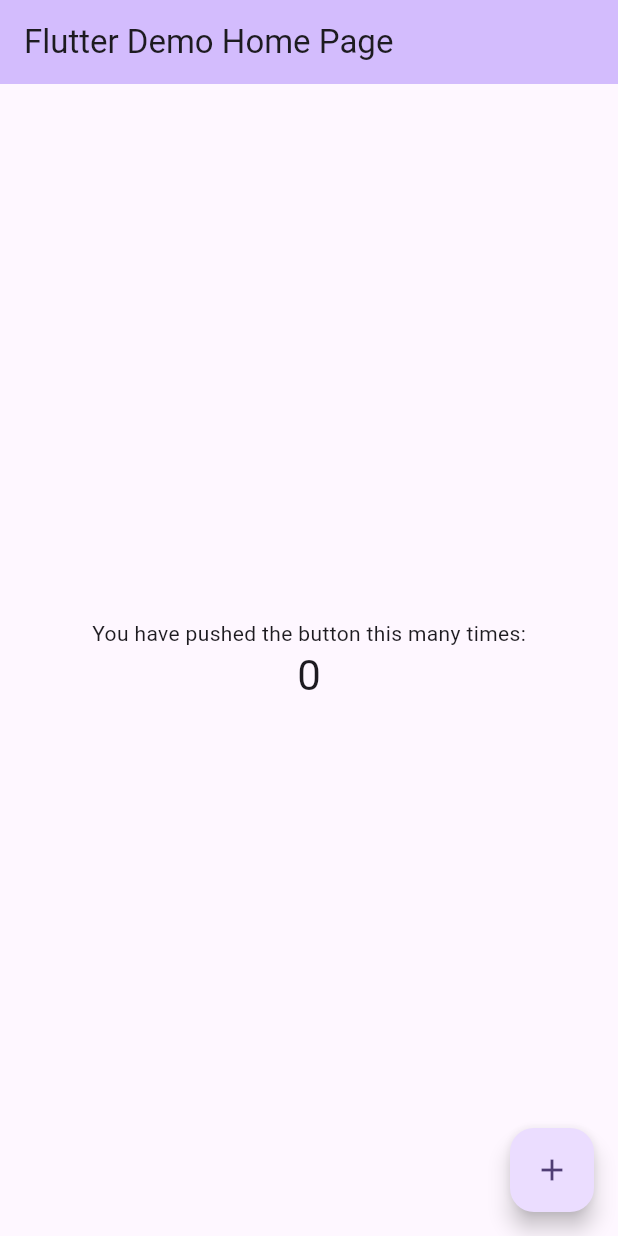
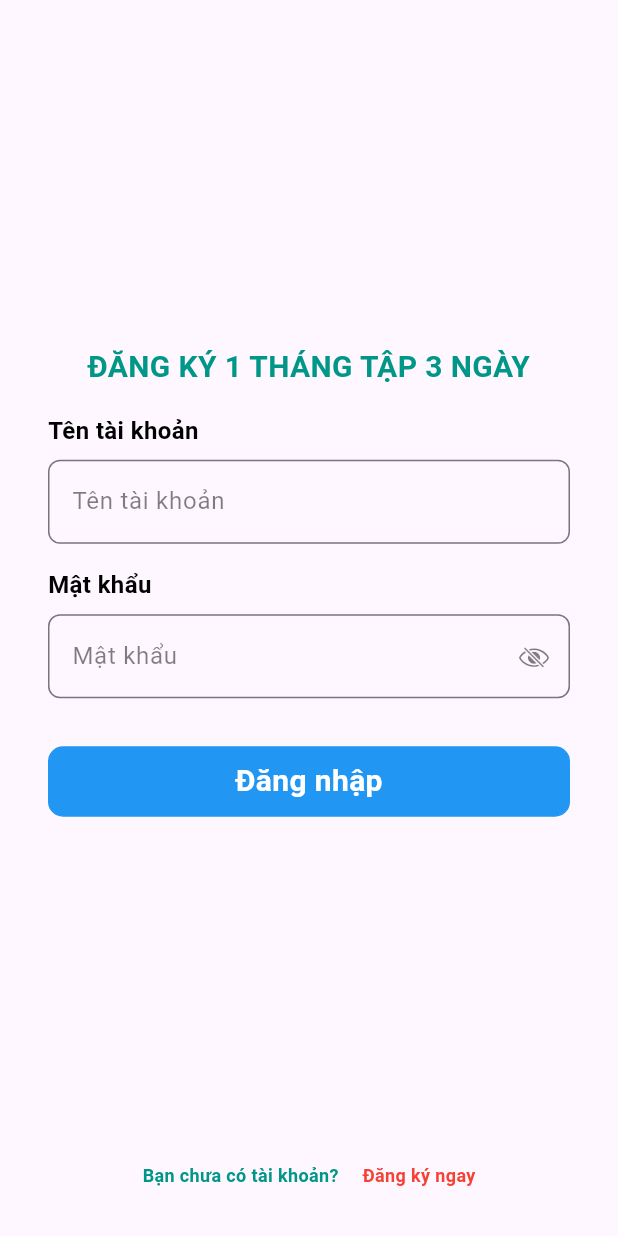
Before and after one commit to minhhieuks1801/gym_app, a Flutter app: the screen it shows after launch, on a phone screen of 412 x 824 dp. Run offline on Flutter 3.47's test engine with Material 3 defaults, Android fonts, the phone set to English and light mode, and no system bars.

Commit message:
Login-Register

```diff
--- /dev/null
+++ b/lib/common/ultils/regex.dart
@@ -0,0 +1,4 @@
+class RegexInput{
+  static RegExp regex = RegExp(r'^(?=.*?[A-Z])(?=.*?[a-z])(?=.*?[0-9])(?=.*?[!@#\$&*~]).{8,}$');
+
+}
--- a/lib/main.dart
+++ b/lib/main.dart
@@ -1,125 +1,23 @@
 import 'package:flutter/material.dart';
+import 'package:gym_app/pages/login_page.dart';
 
 void main() {
   runApp(const MyApp());
 }
 
-class MyApp extends StatelessWidget {
+class MyApp extends StatefulWidget {
   const MyApp({super.key});
 
-  // This widget is the root of your application.
+  @override
+  State<MyApp> createState() => _MyAppState();
+}
+
+class _MyAppState extends State<MyApp> {
   @override
   Widget build(BuildContext context) {
-    return MaterialApp(
-      title: 'Flutter Demo',
-      theme: ThemeData(
-        // This is the theme of your application.
-        //
-        // TRY THIS: Try running your application with "flutter run". You'll see
-        // the application has a purple toolbar. Then, without quitting the app,
-        // try changing the seedColor in the colorScheme below to Colors.green
-        // and then invoke "hot reload" (save your changes or press the "hot
-        // reload" button in a Flutter-supported IDE, or press "r" if you used
-        // the command line to start the app).
-        //
-        // Notice that the counter didn't reset back to zero; the application
-        // state is not lost during the reload. To reset the state, use hot
-        // restart instead.
-        //
-        // This works for code too, not just values: Most code changes can be
-        // tested with just a hot reload.
-        colorScheme: ColorScheme.fromSeed(seedColor: Colors.deepPurple),
-        useMaterial3: true,
-      ),
-      home: const MyHomePage(title: 'Flutter Demo Home Page'),
+    return const MaterialApp(
+      title: 'GYM APP',
+      home: LoginPage()
     );
   }
 }
-
-class MyHomePage extends StatefulWidget {
-  const MyHomePage({super.key, required this.title});
-
-  // This widget is the home page of your application. It is stateful, meaning
-  // that it has a State object (defined below) that contains fields that affect
-  // how it looks.
-
-  // This class is the configuration for the state. It holds the values (in this
-  // case the title) provided by the parent (in this case the App widget) and
-  // used by the build method of the State. Fields in a Widget subclass are
-  // always marked "final".
-
-  final String title;
-
-  @override
-  State<MyHomePage> createState() => _MyHomePageState();
-}
-
-class _MyHomePageState extends State<MyHomePage> {
-  int _counter = 0;
-
-  void _incrementCounter() {
-    setState(() {
-      // This call to setState tells the Flutter framework that something has
-      // changed in this State, which causes it to rerun the build method below
-      // so that the display can reflect the updated values. If we changed
-      // _counter without calling setState(), then the build method would not be
-      // called again, and so nothing would appear to happen.
-      _counter++;
-    });
-  }
-
-  @override
-  Widget build(BuildContext context) {
-    // This method is rerun every time setState is called, for instance as done
-    // by the _incrementCounter method above.
-    //
-    // The Flutter framework has been optimized to make rerunning build methods
-    // fast, so that you can just rebuild anything that needs updating rather
-    // than having to individually change instances of widgets.
-    return Scaffold(
-      appBar: AppBar(
-        // TRY THIS: Try changing the color here to a specific color (to
-        // Colors.amber, perhaps?) and trigger a hot reload to see the AppBar
-        // change color while the other colors stay the same.
-        backgroundColor: Theme.of(context).colorScheme.inversePrimary,
-        // Here we take the value from the MyHomePage object that was created by
-        // the App.build method, and use it to set our appbar title.
-        title: Text(widget.title),
-      ),
-      body: Center(
-        // Center is a layout widget. It takes a single child and positions it
-        // in the middle of the parent.
-        child: Column(
-          // Column is also a layout widget. It takes a list of children and
-          // arranges them vertically. By default, it sizes itself to fit its
-          // children horizontally, and tries to be as tall as its parent.
-          //
-          // Column has various properties to control how it sizes itself and
-          // how it positions its children. Here we use mainAxisAlignment to
-          // center the children vertically; the main axis here is the vertical
-          // axis because Columns are vertical (the cross axis would be
-          // horizontal).
-          //
-          // TRY THIS: Invoke "debug painting" (choose the "Toggle Debug Paint"
-          // action in the IDE, or press "p" in the console), to see the
-          // wireframe for each widget.
-          mainAxisAlignment: MainAxisAlignment.center,
-          children: <Widget>[
-            const Text(
-              'You have pushed the button this many times:',
-            ),
-            Text(
-              '$_counter',
-              style: Theme.of(context).textTheme.headlineMedium,
-            ),
-          ],
-        ),
-      ),
-      floatingActionButton: FloatingActionButton(
-        onPressed: _incrementCounter,
-        tooltip: 'Increment',
-        child: const Icon(Icons.add),
-      ), // This trailing comma makes auto-formatting nicer for build methods.
-    );
-  }
-}
--- /dev/null
+++ b/lib/pages/login_page.dart
@@ -0,0 +1,128 @@
+import 'package:flutter/material.dart';
+import 'package:gym_app/common/ultils/regex.dart';
+import 'package:gym_app/pages/register_page.dart';
+import 'package:gym_app/widget/button_app.dart';
+import 'package:gym_app/widget/footer_login.dart';
+import 'package:gym_app/widget/input_password.dart';
+import 'package:gym_app/widget/input_app.dart';
+
+class LoginPage extends StatefulWidget {
+  const LoginPage({super.key});
+
+  @override
+  State<LoginPage> createState() => _LoginPageState();
+}
+
+class _LoginPageState extends State<LoginPage> {
+  TextEditingController usernameController = TextEditingController(),
+      passwordController = TextEditingController();
+  String username = '', password = '';
+  String? errorUsername, errorPassword;
+  bool isShowPassword = false;
+
+  @override
+  Widget build(BuildContext context) {
+    return Scaffold(
+      resizeToAvoidBottomInset: false,
+      body: Padding(
+        padding: const EdgeInsets.symmetric(horizontal: 32),
+        child: Column(
+          mainAxisAlignment: MainAxisAlignment.center,
+          children: [
+            const Expanded(child: SizedBox()),
+            const Text(
+              'ĐĂNG KÝ 1 THÁNG TẬP 3 NGÀY',
+              textAlign: TextAlign.center,
+              maxLines: 2,
+              style: TextStyle(
+                color: Colors.teal,
+                fontSize: 20,
+                fontWeight: FontWeight.w600,
+              ),
+            ),
+            const SizedBox(
+              height: 16,
+            ),
+            InputAppWidget(
+              hintText: 'Tên tài khoản',
+              controller: usernameController,
+              onChange: (value) => _setUsername(
+                value: value,
+              ),
+              error: errorUsername,
+              title: 'Tên tài khoản',
+            ),
+            const SizedBox(
+              height: 16,
+            ),
+            InputPasswordWidget(
+              hintText: 'Mật khẩu',
+              title: 'Mật khẩu',
+              controller: passwordController,
+              onChange: (value) => _setPassword(
+                value: value,
+              ),
+              isShowPassword: isShowPassword,
+              showPassword: () => _isShowPassword(),
+              error: errorPassword,
+            ),
+            const SizedBox(
+              height: 32,
+            ),
+            ButtonApp(
+              title: 'Đăng nhập',
+              callback: () => _submitLogin(),
+            ),
+            const Expanded(child: SizedBox()),
+            FooterLoginWidget(
+              callback: () => _nextRegisterScreen(context: context),
+            ),
+            const SizedBox(
+              height: 32,
+            ),
+          ],
+        ),
+      ),
+    );
+  }
+
+  _setUsername({required String value}) {
+    setState(() {
+      if (value.isEmpty) {
+        errorUsername = 'Tên tài khoản không được để trống';
+      } else {
+        errorUsername = null;
+      }
+      username = value;
+    });
+  }
+
+  _setPassword({required String value}) {
+    setState(() {
+      if (value.isEmpty) {
+        errorPassword = 'Mật khẩu không được để trống';
+      } else if (!RegexInput.regex.hasMatch(value)) {
+        errorPassword = 'Sai định dạng mật khẩu';
+      } else {
+        errorPassword = null;
+      }
+      password = value;
+    });
+  }
+
+  _isShowPassword() {
+    setState(() {
+      isShowPassword = !isShowPassword;
+    });
+  }
+
+  _submitLogin() {}
+
+  _nextRegisterScreen({required BuildContext context}) {
+    Navigator.of(context).push(
+      MaterialPageRoute(
+        builder: (_) => const RegisterPage(),
+      ),
+    );
+  }
+}
--- /dev/null
+++ b/lib/widget/button_app.dart
@@ -0,0 +1,43 @@
+import 'package:flutter/material.dart';
+
+class ButtonApp extends StatelessWidget {
+  final Color colorBorder;
+  final Color background;
+  final Color colorText;
+  final String title;
+  final VoidCallback callback;
+
+  const ButtonApp({
+    super.key,
+    this.colorBorder = Colors.blue,
+    this.background = Colors.blue,
+    this.colorText = Colors.white,
+    required this.title,
+    required this.callback,
+  });
+
+  @override
+  Widget build(BuildContext context) {
+    final width = MediaQuery.sizeOf(context).width;
+    return Container(
+      width: width,
+      decoration: BoxDecoration(
+        color: background,
+        border: Border.all(color: colorBorder, width: 1),
+        borderRadius: const BorderRadius.all(
+          Radius.circular(10),
+        ),
+      ),
+      padding: const EdgeInsets.symmetric(vertical: 8),
+      alignment: Alignment.center,
+      child: Text(
+        title,
+        style: TextStyle(
+          color: colorText,
+          fontSize: 20,
+          fontWeight: FontWeight.w600,
+        ),
+      ),
+    );
+  }
+}
--- /dev/null
+++ b/lib/widget/footer_login.dart
@@ -0,0 +1,43 @@
+import 'package:flutter/material.dart';
+
+class FooterLoginWidget extends StatelessWidget {
+  final VoidCallback callback;
+  final bool isLogin;
+
+  const FooterLoginWidget({super.key, required this.callback, this.isLogin = true});
+
+  @override
+  Widget build(BuildContext context) {
+    return Row(
+      mainAxisAlignment: MainAxisAlignment.center,
+      children: [
+        Text(
+          isLogin ? 'Bạn chưa có tài khoản?' : 'Đã có tài khoản?',
+          textAlign: TextAlign.center,
+          maxLines: 2,
+          style: const TextStyle(
+            color: Colors.teal,
+            fontSize: 12,
+            fontWeight: FontWeight.w600,
+          ),
+        ),
+        const SizedBox(
+          width: 16,
+        ),
+        InkWell(
+          onTap: () => callback.call(),
+          child: Text(
+            isLogin ? 'Đăng ký ngay' : 'Đăng nhập ngay',
+            textAlign: TextAlign.center,
+            maxLines: 2,
+            style: const TextStyle(
+              color: Colors.red,
+              fontSize: 12,
+              fontWeight: FontWeight.w600,
+            ),
+          ),
+        )
+      ],
+    );
+  }
+}
--- /dev/null
+++ b/lib/widget/input_app.dart
@@ -0,0 +1,59 @@
+import 'package:flutter/material.dart';
+
+class InputAppWidget extends StatelessWidget {
+  final TextEditingController controller;
+  final ValueChanged<String> onChange;
+  final String? error;
+  final String hintText;
+  final String title;
+
+  const InputAppWidget({
+    super.key,
+    required this.controller,
+    required this.onChange,
+    this.error,
+    this.hintText = '',
+    required this.title,
+  });
+
+  @override
+  Widget build(BuildContext context) {
+    return Column(
+      crossAxisAlignment: CrossAxisAlignment.start,
+      children: [
+        Text(
+          title,
+          style: const TextStyle(
+            color: Colors.black,
+            fontSize: 16,
+            fontWeight: FontWeight.w600
+          ),
+        ),
+        const SizedBox(
+          height: 8,
+        ),
+        TextFormField(
+          controller: controller,
+          onChanged: (value) => onChange.call(value),
+          decoration: InputDecoration(
+            hintText: hintText,
+            errorText: error,
+            helperStyle: const TextStyle(
+              color: Colors.red,
+            ),
+            hintStyle: TextStyle(
+              color: Colors.black.withOpacity(0.5),
+              fontSize: 16,
+            ),
+            border: const OutlineInputBorder(
+              borderSide: BorderSide(color: Colors.black),
+              borderRadius: BorderRadius.all(
+                Radius.circular(8),
+              ),
+            ),
+          ),
+        ),
+      ],
+    );
+  }
+}
--- /dev/null
+++ b/lib/widget/input_password.dart
@@ -0,0 +1,69 @@
+import 'package:flutter/cupertino.dart';
+import 'package:flutter/material.dart';
+
+class InputPasswordWidget extends StatelessWidget {
+  final TextEditingController controller;
+  final ValueChanged<String> onChange;
+  final VoidCallback showPassword;
+  final bool isShowPassword;
+  final String? error;
+  final String hintText;
+  final String title;
+
+  const InputPasswordWidget({
+    super.key,
+    required this.controller,
+    required this.onChange,
+    this.error,
+    this.hintText = '',
+    required this.title,
+    required this.showPassword,
+    this.isShowPassword = false,
+  });
+
+  @override
+  Widget build(BuildContext context) {
+    return Column(
+      crossAxisAlignment: CrossAxisAlignment.start,
+      children: [
+        Text(
+          title,
+          style: const TextStyle(
+            color: Colors.black,
+            fontSize: 16,
+            fontWeight: FontWeight.w600,
+          ),
+        ),
+        const SizedBox(
+          height: 8,
+        ),
+        TextFormField(
+          controller: controller,
+          onChanged: (value) => onChange.call(value),
+          obscureText: isShowPassword,
+          decoration: InputDecoration(
+            suffixIcon: InkWell(
+              onTap: () => showPassword.call(),
+              child: Icon(
+                isShowPassword ? CupertinoIcons.eye : CupertinoIcons.eye_slash,
+                color: Colors.black.withOpacity(0.5),
+                size: 20,
+              ),
+            ),
+            hintText: hintText,
+            errorText: error,
+            hintStyle: TextStyle(
+              color: Colors.black.withOpacity(0.5),
+              fontSize: 16,
+            ),
+            border: const OutlineInputBorder(
+              borderRadius: BorderRadius.all(
+                Radius.circular(8),
+              ),
+            ),
+          ),
+        ),
+      ],
+    );
+  }
+}
```
Also changed, not shown: lib/pages/register_page.dart (added, +144 -0 lines).
